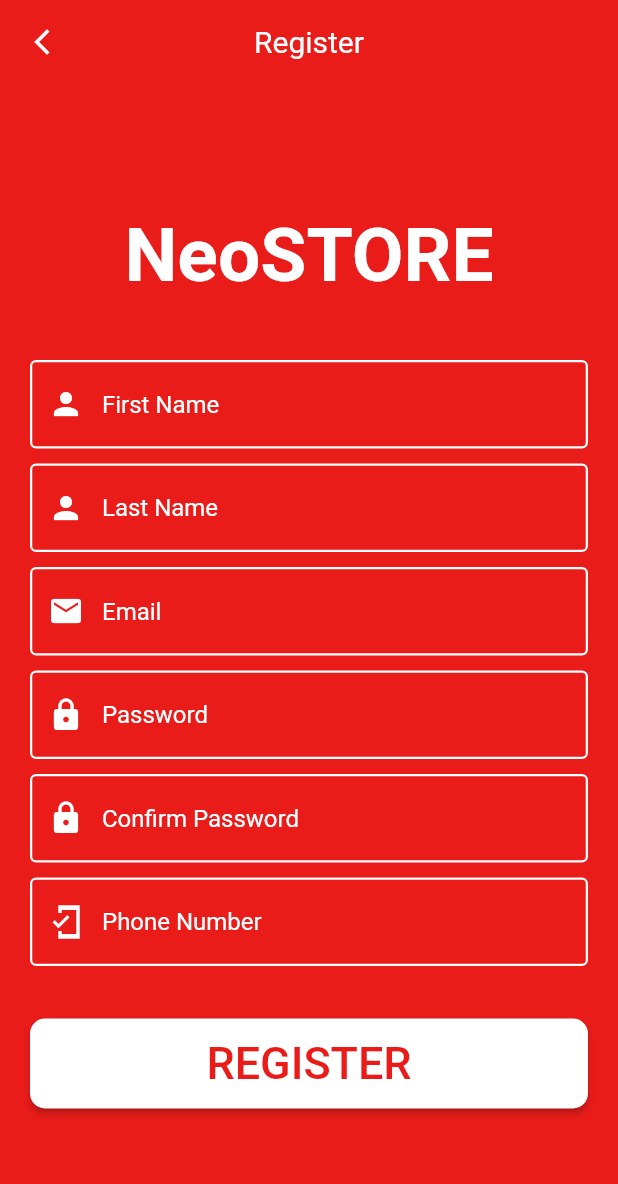
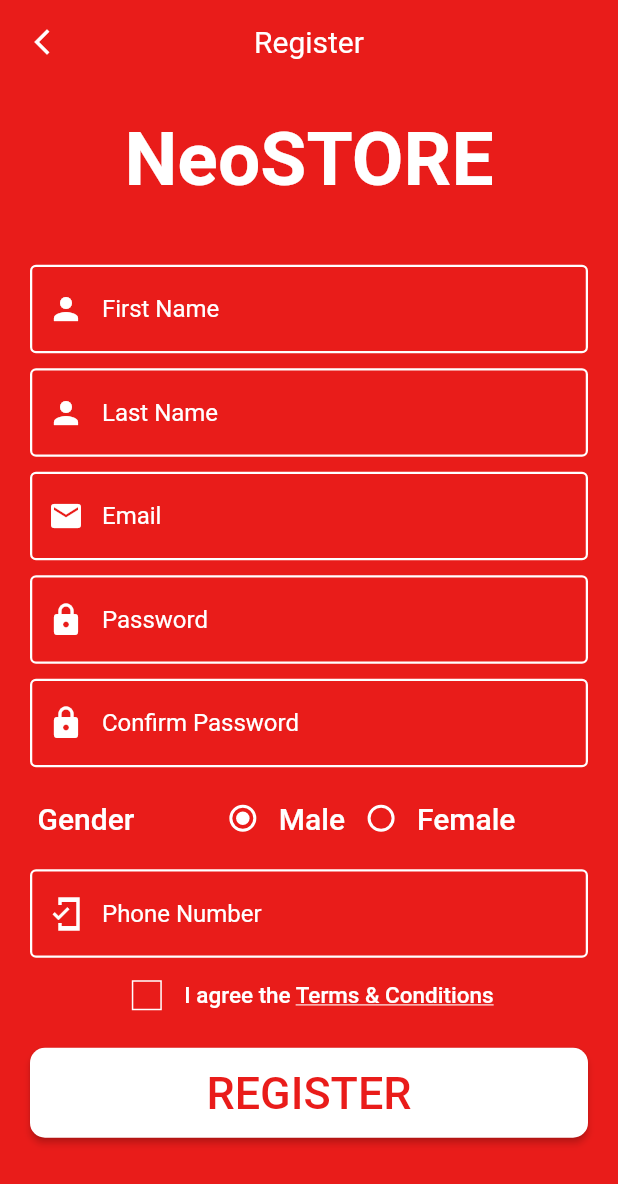
Before and after one commit to omkarneo/neostore, a Flutter app: the RegisterPage screen opened by its route, on a phone screen of 412 x 824 dp. Shown: the top 1184 px of the screen. Run offline on Flutter 3.47's test engine with Material 2 defaults, Android fonts, the phone set to English and light mode, and no system bars; our stand-ins replace dio, flutter_riverpod.

Commit message:
Register Page

```diff
--- a/lib/view/registerpage/registerpage.dart
+++ b/lib/view/registerpage/registerpage.dart
@@ -1,8 +1,7 @@
 import 'package:flutter/material.dart';
 import 'package:flutter_riverpod/flutter_riverpod.dart';
+import 'package:neostore/view/registerpage/widget/checkbox.dart';
 import 'package:neostore/view/registerpage/widget/textbox.dart';
-
-import '../../core/Navigation/route_paths.dart';
 
 class RegisterPage extends StatefulWidget {
   const RegisterPage({super.key});
@@ -18,6 +17,8 @@ class _RegisterPageState extends State<RegisterPage> {
   TextEditingController password = TextEditingController();
   TextEditingController confirmspassword = TextEditingController();
   TextEditingController phoneno = TextEditingController();
+  String? gender = "M";
+  bool? check = false;
   final _formKey = GlobalKey<FormState>();
   @override
   Widget build(BuildContext context) {
@@ -26,9 +27,14 @@ class _RegisterPageState extends State<RegisterPage> {
       appBar: AppBar(
         centerTitle: true,
         shadowColor: Colors.transparent,
-        leading: const Icon(
+        leading: IconButton(
+          onPressed: () {
+            Navigator.pop(context);
+          },
+          icon: const Icon(
             Icons.arrow_back_ios_new_sharp,
             size: 20,
+          ),
         ),
         title: const Text(
           "Register",
@@ -36,7 +42,10 @@ class _RegisterPageState extends State<RegisterPage> {
         ),
         backgroundColor: const Color(0xffE91C1A),
       ),
-      body: SizedBox(
+      body: SingleChildScrollView(
+        child: SizedBox(
+          width: MediaQuery.sizeOf(context).width,
+          height: MediaQuery.sizeOf(context).height - 100,
           child: Form(
             key: _formKey,
             child: Column(
@@ -112,6 +121,61 @@ class _RegisterPageState extends State<RegisterPage> {
                           return null;
                         },
                       ),
+                      Padding(
+                        padding:
+                            const EdgeInsets.only(top: 10, left: 25, right: 20),
+                        child: Row(
+                          children: [
+                            const Text(
+                              "Gender",
+                              style: TextStyle(
+                                  fontSize: 20,
+                                  color: Colors.white,
+                                  fontWeight: FontWeight.w500),
+                            ),
+                            const Spacer(),
+                            Radio(
+                                activeColor: Colors.white,
+                                fillColor: MaterialStateColor.resolveWith(
+                                    (states) => Colors.white),
+                                value: "M",
+                                groupValue: gender,
+                                onChanged: (value) {
+                                  //  Set/selected value
+                                  setState(() {
+                                    gender = value;
+                                  });
+                                }),
+                            const Text(
+                              "Male",
+                              style: TextStyle(
+                                  fontSize: 20,
+                                  color: Colors.white,
+                                  fontWeight: FontWeight.w500),
+                            ),
+                            // const Spacer(),
+                            Radio(
+                                activeColor: Colors.white,
+                                value: "F",
+                                groupValue: gender,
+                                fillColor: MaterialStateColor.resolveWith(
+                                    (states) => Colors.white),
+                                onChanged: (value) {
+                                  setState(() {
+                                    gender = value;
+                                  });
+                                }),
+                            const Text(
+                              "Female",
+                              style: TextStyle(
+                                  fontSize: 20,
+                                  color: Colors.white,
+                                  fontWeight: FontWeight.w500),
+                            ),
+                            const Spacer(),
+                          ],
+                        ),
+                      ),
                       TextBox(
                         label: "Phone Number",
                         controller: confirmspassword,
@@ -126,14 +190,21 @@ class _RegisterPageState extends State<RegisterPage> {
                         },
                       ),
                       Padding(
-                      padding: const EdgeInsets.only(top: 35),
+                          padding:
+                              EdgeInsets.only(top: 15, left: 25, right: 20),
+                          child: Checkbox1(
+                            selected: false,
+                          )),
+                      Padding(
+                        padding: const EdgeInsets.only(top: 25),
                         child: Center(
                           child: Consumer(
                             builder: (context, ref, child) => ElevatedButton(
                               style: ElevatedButton.styleFrom(
                                   backgroundColor: const Color(0xffffffff),
                                   fixedSize: Size(
-                                    MediaQuery.sizeOf(context).width - 40, 60),
+                                      MediaQuery.sizeOf(context).width - 40,
+                                      60),
                                   shape: RoundedRectangleBorder(
                                       borderRadius: BorderRadius.circular(10))),
                               child: const Text(
@@ -152,6 +223,7 @@ class _RegisterPageState extends State<RegisterPage> {
                 ]),
           ),
         ),
+      ),
     );
   }
 }
--- /dev/null
+++ b/lib/view/registerpage/widget/checkbox.dart
@@ -0,0 +1,61 @@
+import 'package:flutter/material.dart';
+
+// ignore: must_be_immutable
+class Checkbox1 extends StatefulWidget {
+  Checkbox1({required this.selected, super.key});
+  bool selected;
+  @override
+  State<Checkbox1> createState() => _Checkbox1State();
+}
+
+class _Checkbox1State extends State<Checkbox1> {
+  late var select = widget.selected;
+  @override
+  Widget build(BuildContext context) {
+    return InkWell(
+      child: Row(
+        mainAxisAlignment: MainAxisAlignment.center,
+        children: [
+          Container(
+            height: 20,
+            width: 20,
+            decoration: BoxDecoration(border: Border.all(color: Colors.white)),
+            // margin: const EdgeInsets.all(5),
+            child: (select == true)
+                ? Padding(
+                    padding: const EdgeInsets.all(2.0),
+                    child: Container(
+                      color: Colors.white,
+                    ),
+                  )
+                : null,
+          ),
+          const SizedBox(
+            width: 15,
+          ),
+          RichText(
+              text: const TextSpan(
+                  text: "I agree the ",
+                  style: TextStyle(
+                      fontSize: 15,
+                      color: Colors.white,
+                      fontWeight: FontWeight.w500),
+                  children: [
+                TextSpan(
+                    text: "Terms & Conditions",
+                    style: TextStyle(
+                        decoration: TextDecoration.underline,
+                        fontSize: 15,
+                        color: Colors.white,
+                        fontWeight: FontWeight.w500))
+              ])),
+        ],
+      ),
+      onTap: () {
+        setState(() {
+          select = !select;
+        });
+      },
+    );
+  }
+}
--- a/pubspec.yaml
+++ b/pubspec.yaml
@@ -11,6 +11,7 @@ dependencies:
     sdk: flutter
   flutter_riverpod: ^2.3.6
   dio: ^5.3.2
+  getwidget: ^ 2.0.4
 
 dev_dependencies:
   flutter_test:
```
Also changed, not shown: pubspec.lock. Lines whose indentation alone changed are shown as unchanged.
